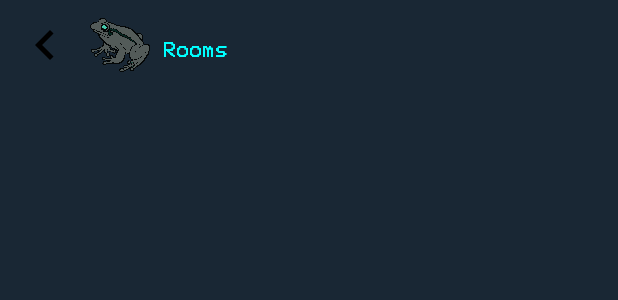
After one commit to Apacher122/quackie-chattie, an Android app: the layout activity_roomslist.xml on its own in the app's theme, with its tools: preview values and no code run, on a phone screen of 412 x 824 dp. The commit adds this screen. Shown: the top 300 px of the screen. Run offline under Robolectric (Android 15) with nearby library versions, the phone set to English and light mode, and no system bars.

Commit message:
added new files

```diff
--- a/app/src/main/AndroidManifest.xml
+++ b/app/src/main/AndroidManifest.xml
@@ -15,7 +15,8 @@
         android:usesCleartextTraffic="true"
         tools:targetApi="31">
         <activity android:name=".QuackieActivity" />
-        <activity android:name=".EntranceActivity"
+        <activity android:name=".RegisterActivity" />
+        <activity android:name=".LoginActivity"
             android:exported="true">
             <intent-filter>
                 <action android:name="android.intent.action.MAIN" />
--- a/app/src/main/java/com/example/quackiechattie/Models.kt
+++ b/app/src/main/java/com/example/quackiechattie/Models.kt
@@ -4,5 +4,6 @@
 package com.example.quackiechattie
 
 data class Chat(val uName: String, val content: String, val rName: String, var viewType: Int)
-data class initData(val uName: String, val rName: String)
+data class Rooms(val rName: String)
+data class initData(val uName: String, val password: String)
 data class Send(val uName: String, val content: String, val rName: String)
--- a/app/src/main/java/com/example/quackiechattie/QuackieActivity.kt
+++ b/app/src/main/java/com/example/quackiechattie/QuackieActivity.kt
@@ -70,6 +70,7 @@ class QuackieActivity : AppCompatActivity(), View.OnClickListener {
         mSock.on("userLeft", onLeave)
     }
 
+
     var onLeave = Emitter.Listener {
         val user = it[0] as String
         val chat: Chat = Chat(user, "", "", Notification.LEFT.index)
--- /dev/null
+++ b/app/src/main/res/layout/activity_roomslist.xml
@@ -0,0 +1,73 @@
+<?xml version="1.0" encoding="utf-8"?>
+<androidx.constraintlayout.widget.ConstraintLayout xmlns:android="http://schemas.android.com/apk/res/android"
+    xmlns:app="http://schemas.android.com/apk/res-auto"
+    xmlns:tools="http://schemas.android.com/tools"
+    android:layout_width="match_parent"
+    android:layout_height="match_parent"
+    android:background="#192734"
+    android:focusable="true"
+    android:focusableInTouchMode="true"
+    >
+
+    <androidx.recyclerview.widget.RecyclerView
+        android:id="@+id/chatList"
+        android:layout_width="0dp"
+        android:layout_height="0dp"
+        android:layout_marginStart="8dp"
+        android:layout_marginEnd="8dp"
+        android:layout_marginBottom="14dp"
+        app:layout_constraintEnd_toEndOf="parent"
+        app:layout_constraintStart_toStartOf="parent"
+        app:layout_constraintTop_toBottomOf="@id/topbar"
+        app:layout_constraintBottom_toBottomOf="parent"
+        />
+
+    <LinearLayout
+        android:id="@+id/topbar"
+        android:layout_width="match_parent"
+        android:layout_height="wrap_content"
+        android:orientation="horizontal"
+        app:layout_constraintStart_toStartOf="parent"
+        app:layout_constraintTop_toTopOf="parent">
+
+        <ImageView
+            android:id="@+id/leave"
+            android:layout_width="40dp"
+            android:layout_height="40dp"
+            android:layout_marginStart="10dp"
+            android:layout_marginTop="10dp"
+            android:layout_marginBottom="10dp"
+            android:src="@drawable/left_arrow" />
+
+        <ImageView
+            android:layout_width="40dp"
+            android:layout_height="40dp"
+            android:layout_marginStart="10dp"
+            android:layout_marginTop="10dp"
+            android:layout_marginBottom="10dp"
+            android:src="@drawable/wydia" />
+
+        <LinearLayout
+            android:layout_width="wrap_content"
+            android:layout_height="match_parent"
+            android:gravity="center"
+            android:orientation="vertical">
+
+            <TextView
+                android:id="@+id/roomsList"
+                android:layout_width="wrap_content"
+                android:layout_height="wrap_content"
+                android:layout_marginStart="8dp"
+                android:layout_marginTop="8dp"
+                android:layout_gravity="start"
+                android:fontFamily="@font/modeseven"
+                android:gravity="center"
+                android:textColor="@color/cyan"
+                android:text="Rooms"
+                android:visibility="visible" />
+
+        </LinearLayout>
+
+    </LinearLayout>
+
+</androidx.constraintlayout.widget.ConstraintLayout>
```
Also changed, not shown: app/src/main/java/com/example/quackiechattie/EntranceActivity.kt (deleted, +0 -45 lines), app/src/main/java/com/example/quackiechattie/LoginActivity.kt (added, +79 -0 lines), app/src/main/java/com/example/quackiechattie/RegisterActivity.kt (added, +54 -0 lines), app/src/main/java/com/example/quackiechattie/SocketHandler.kt (added, +36 -0 lines), app/src/main/java/com/example/quackiechattie/User.kt (added, +26 -0 lines), app/src/main/res/layout/activity_menu.xml (+4 -4 lines), app/src/main/res/layout/activity_register.xml (+15 -0 lines), app/src/main/res/layout/row_room.xml (added, +26 -0 lines).
